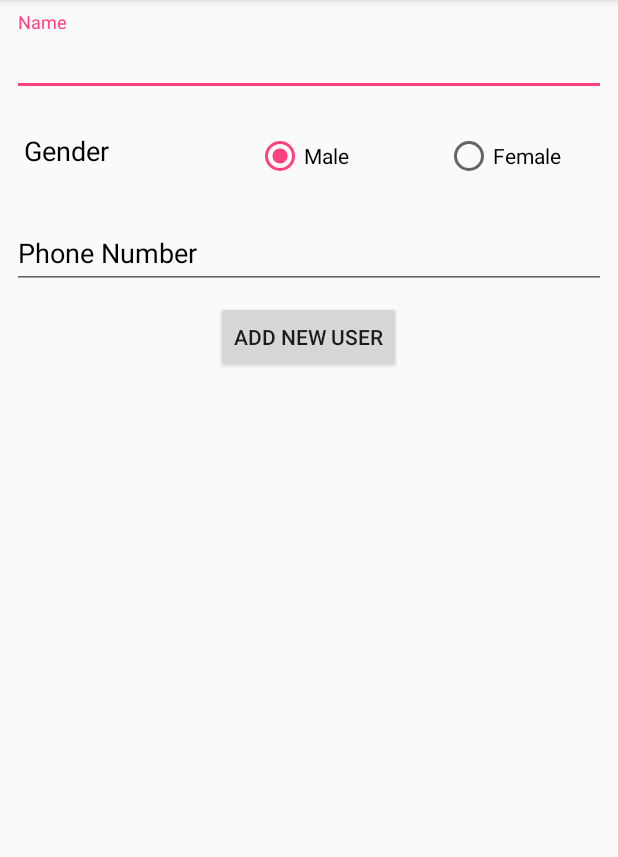
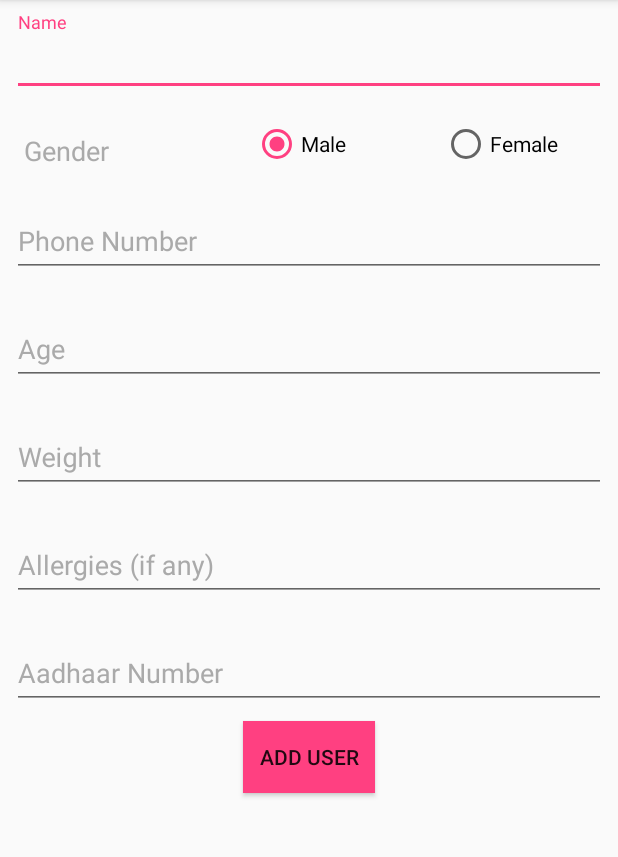
Before and after one commit to addiegupta/HackUdaipur, an Android app: the screen it shows after launch (AddUserActivity), in the options menu, after a tap on "Add New User", on a phone screen of 412 x 824 dp, the part 84-941 px from its top. Run offline under Robolectric (Android 15) with nearby library versions, the phone set to English and light mode, and no system bars; our stand-ins replace ButterKnife.

Commit message:
Add parameters for user database

```diff
--- a/app/src/main/java/com/example/android/hackudaipur/data/ListColumns.java
+++ b/app/src/main/java/com/example/android/hackudaipur/data/UserColumns.java
@@ -1,28 +1,38 @@
 package com.example.android.hackudaipur.data;
-
-import android.support.annotation.NonNull;
 
 import net.simonvt.schematic.annotation.AutoIncrement;
 import net.simonvt.schematic.annotation.DataType;
-import net.simonvt.schematic.annotation.NotNull;
 import net.simonvt.schematic.annotation.PrimaryKey;
 
 import static net.simonvt.schematic.annotation.DataType.Type.INTEGER;
+import static net.simonvt.schematic.annotation.DataType.Type.REAL;
 import static net.simonvt.schematic.annotation.DataType.Type.TEXT;
 
-public interface ListColumns {
+public interface UserColumns {
 
     @DataType(INTEGER) @PrimaryKey
     @AutoIncrement
     String _ID = "_id";
 
-    @DataType(TEXT) @NotNull
+    @DataType(TEXT)
     String NAME = "name";
 
-    @DataType(INTEGER) @NotNull
+    @DataType(TEXT)
     String PHONE = "phone";
 
-    @DataType(INTEGER) @NonNull
+    @DataType(INTEGER)
     String GENDER = "gender";
 
+    @DataType(INTEGER)
+    String AGE = "age";
+
+    @DataType(REAL)
+    String WEIGHT = "weight";
+
+    @DataType(TEXT)
+    String ALLERGY = "allergy";
+
+    @DataType(TEXT)
+    String AADHAAR = "aadhaar";
+
 }
--- a/app/src/main/java/com/example/android/hackudaipur/data/UserDatabase.java
+++ b/app/src/main/java/com/example/android/hackudaipur/data/UserDatabase.java
@@ -16,7 +16,7 @@ public final class UserDatabase {
 
     public static final int VERSION = 1;
 
-    @Table(ListColumns.class)
+    @Table(UserColumns.class)
     public static final String USERS = "users";
 
     @Table(SymptomColumns.class)
--- a/app/src/main/java/com/example/android/hackudaipur/data/UserProvider.java
+++ b/app/src/main/java/com/example/android/hackudaipur/data/UserProvider.java
@@ -20,7 +20,7 @@ public class UserProvider {
         @ContentUri(
                 path = "users",
                 type = "vnd.android.cursor.dir/user",
-                defaultSort = ListColumns.NAME + " ASC")
+                defaultSort = UserColumns.NAME + " ASC")
         public static final Uri URI_USERS = Uri.parse("content://" + AUTHORITY + "/users");
 
     }
--- a/app/src/main/java/com/example/android/hackudaipur/ui/AddUserActivity.java
+++ b/app/src/main/java/com/example/android/hackudaipur/ui/AddUserActivity.java
@@ -12,11 +12,11 @@ import android.widget.RadioGroup;
 import android.widget.Toast;
 
 import com.example.android.hackudaipur.R;
+import com.example.android.hackudaipur.data.UserColumns;
+import com.example.android.hackudaipur.data.UserProvider;
 
 import butterknife.BindView;
 import butterknife.ButterKnife;
-
-import static com.example.android.hackudaipur.data.UserProvider.AUTHORITY;
 
 
 public class AddUserActivity extends AppCompatActivity {
@@ -30,11 +30,15 @@ public class AddUserActivity extends AppCompatActivity {
     RadioGroup mGenderRadioGroup;
     @BindView(R.id.btn_add_user)
     Button mAddUserButton;
+    @BindView(R.id.et_age)
+    EditText mAgeEditText;
+    @BindView(R.id.et_weight)
+    EditText mWeightEditText;
+    @BindView(R.id.et_allergy)
+    EditText mAllergiesEditText;
+    @BindView(R.id.et_aadhaar)
+    EditText mAadhaarEditText;
 
-    private static final String KEY_NAME = "name";
-    private static final String KEY_PHONE = "phone";
-    private static final String KEY_GENDER = "gender";
-    public static final Uri URI_USERS = Uri.parse("content://" + AUTHORITY + "/users");
 
 
     @Override
@@ -54,14 +58,22 @@ public class AddUserActivity extends AppCompatActivity {
 
         //TODO Create error handling
         String name = mNameEditText.getText().toString().trim();
-        long phone = Long.valueOf(mPhoneEditText.getText().toString());
+        String phone = mPhoneEditText.getText().toString();
         boolean gender = (mGenderRadioGroup.getCheckedRadioButtonId() == R.id.rb_male);
+        int age = Integer.valueOf(mAgeEditText.getText().toString().trim());
+        float weight = Float.valueOf(mWeightEditText.getText().toString().trim());
+        String allergies = mAllergiesEditText.getText().toString().trim();
+        String aadhaar = mAadhaarEditText.getText().toString().trim();
 
         ContentValues values = new ContentValues();
-        values.put(KEY_NAME, name);
-        values.put(KEY_PHONE, phone);
-        values.put(KEY_GENDER, gender);
-        Uri insertUri = getContentResolver().insert(URI_USERS, values);
+        values.put(UserColumns.NAME, name);
+        values.put(UserColumns.PHONE, phone);
+        values.put(UserColumns.GENDER, gender);
+        values.put(UserColumns.AGE,age);
+        values.put(UserColumns.WEIGHT,weight);
+        values.put(UserColumns.ALLERGY,allergies);
+        values.put(UserColumns.AADHAAR,aadhaar);
+        Uri insertUri = getContentResolver().insert(UserProvider.Users.URI_USERS, values);
         Toast.makeText(this, name + " inserted at " + insertUri.getPath(), Toast.LENGTH_SHORT).show();
 
         PreferenceManager.getDefaultSharedPreferences(this).edit()
--- a/app/src/main/java/com/example/android/hackudaipur/ui/MainActivity.java
+++ b/app/src/main/java/com/example/android/hackudaipur/ui/MainActivity.java
@@ -25,7 +25,7 @@ import android.widget.TextView;
 import android.widget.Toast;
 
 import com.example.android.hackudaipur.R;
-import com.example.android.hackudaipur.data.ListColumns;
+import com.example.android.hackudaipur.data.UserColumns;
 
 import java.io.BufferedReader;
 import java.io.DataInputStream;
@@ -144,8 +144,8 @@ public class MainActivity extends AppCompatActivity {
                 cursor.moveToFirst();
                 boolean userSelected = false;
                 while (!cursor.isAfterLast()) {
-                    String userName = cursor.getString(cursor.getColumnIndexOrThrow(ListColumns.NAME));
-                    int id = cursor.getInt(cursor.getColumnIndexOrThrow(ListColumns._ID));
+                    String userName = cursor.getString(cursor.getColumnIndexOrThrow(UserColumns.NAME));
+                    int id = cursor.getInt(cursor.getColumnIndexOrThrow(UserColumns._ID));
 
                     if (id == selectedUserId) {
                         userSelected = true;
@@ -181,7 +181,7 @@ public class MainActivity extends AppCompatActivity {
         int selectedUserId = PreferenceManager.getDefaultSharedPreferences(this)
                 .getInt(getString(R.string.SELECTED_USER_ID), 0);
 
-        String selection = ListColumns._ID + "=?";
+        String selection = UserColumns._ID + "=?";
         String[] selectionArgs = {String.valueOf(selectedUserId)};
 
         getContentResolver().delete(URI_USERS, selection, selectionArgs);
--- a/app/src/main/java/com/example/android/hackudaipur/ui/SelectUserActivity.java
+++ b/app/src/main/java/com/example/android/hackudaipur/ui/SelectUserActivity.java
@@ -11,7 +11,7 @@ import android.support.v7.widget.RecyclerView;
 
 import com.example.android.hackudaipur.R;
 import com.example.android.hackudaipur.adapter.UserAdapter;
-import com.example.android.hackudaipur.data.ListColumns;
+import com.example.android.hackudaipur.data.UserColumns;
 import com.example.android.hackudaipur.model.User;
 
 import java.util.ArrayList;
@@ -46,8 +46,8 @@ public class SelectUserActivity extends AppCompatActivity implements UserAdapter
 
                 cursor.moveToFirst();
                 while (!cursor.isAfterLast()) {
-                    String userName = cursor.getString(cursor.getColumnIndexOrThrow(ListColumns.NAME));
-                    int id = cursor.getInt(cursor.getColumnIndexOrThrow(ListColumns._ID));
+                    String userName = cursor.getString(cursor.getColumnIndexOrThrow(UserColumns.NAME));
+                    int id = cursor.getInt(cursor.getColumnIndexOrThrow(UserColumns._ID));
 
                     mUsersList.add(new User(userName,id));
 
--- a/app/src/main/java/com/example/android/hackudaipur/ui/SymptomsActivity.java
+++ b/app/src/main/java/com/example/android/hackudaipur/ui/SymptomsActivity.java
@@ -115,6 +115,7 @@ public class SymptomsActivity extends AppCompatActivity {
 
     private void continueWithDiagnosis(boolean diagnose) {
         finish();
+
         //TODO Put symptoms data
 
         if (diagnose) {
--- a/app/src/main/res/layout/activity_add_user.xml
+++ b/app/src/main/res/layout/activity_add_user.xml
@@ -9,7 +9,7 @@
         android:layout_width="match_parent"
         android:layout_height="wrap_content"
         android:padding="8dp"
-        android:textColorHint="@android:color/black">
+        android:textColorHint="@android:color/darker_gray">
 
         <EditText
             android:id="@+id/et_user_name"
@@ -25,23 +25,23 @@
     <LinearLayout
         android:layout_width="match_parent"
         android:layout_height="wrap_content"
-        android:padding="8dp"
-        android:orientation="horizontal">
+        android:orientation="horizontal"
+        android:padding="8dp">
 
         <TextView
             android:layout_width="wrap_content"
             android:layout_height="wrap_content"
             android:layout_weight="3"
-            android:padding="8dp"
             android:text="@string/gender"
-            android:textColor="@android:color/black"
+            android:paddingTop="8dp"
+            android:paddingLeft="8dp"
+            android:textColor="@android:color/darker_gray"
             android:textSize="18sp" />
 
         <RadioGroup
             android:id="@+id/radio_group_gender"
             android:layout_width="wrap_content"
             android:layout_height="wrap_content"
-            android:layout_marginTop="8dp"
             android:layout_weight="1"
             android:checkedButton="@+id/rb_male"
             android:orientation="horizontal">
@@ -71,14 +71,82 @@
         android:layout_width="match_parent"
         android:layout_height="wrap_content"
         android:padding="8dp"
-        android:textColorHint="@android:color/black">
+        android:textColorHint="@android:color/darker_gray">
 
         <EditText
             android:id="@+id/et_phone"
             android:layout_width="match_parent"
             android:layout_height="wrap_content"
             android:hint="@string/phone"
-            android:inputType="phone"
+            android:inputType="number"
+            android:maxLines="1"
+            android:textColor="@android:color/black" />
+
+    </android.support.design.widget.TextInputLayout>
+
+    <android.support.design.widget.TextInputLayout
+        android:layout_width="match_parent"
+        android:layout_height="wrap_content"
+        android:padding="8dp"
+        android:textColorHint="@android:color/darker_gray">
+
+        <EditText
+            android:id="@+id/et_age"
+            android:layout_width="match_parent"
+            android:layout_height="wrap_content"
+            android:hint="@string/age"
+            android:inputType="number"
+            android:maxLines="1"
+            android:textColor="@android:color/black" />
+
+    </android.support.design.widget.TextInputLayout>
+
+    <android.support.design.widget.TextInputLayout
+        android:layout_width="match_parent"
+        android:layout_height="wrap_content"
+        android:padding="8dp"
+        android:textColorHint="@android:color/darker_gray">
+
+        <EditText
+            android:id="@+id/et_weight"
+            android:layout_width="match_parent"
+            android:layout_height="wrap_content"
+            android:hint="@string/weight"
+            android:inputType="numberDecimal"
+            android:maxLines="1"
+            android:textColor="@android:color/black" />
+
+    </android.support.design.widget.TextInputLayout>
+
+    <android.support.design.widget.TextInputLayout
+        android:layout_width="match_parent"
+        android:layout_height="wrap_content"
+        android:padding="8dp"
+        android:textColorHint="@android:color/darker_gray">
+
+        <EditText
+            android:id="@+id/et_allergy"
+            android:layout_width="match_parent"
+            android:layout_height="wrap_content"
+            android:hint="@string/allergies"
+            android:inputType="textCapWords"
+            android:maxLines="1"
+            android:textColor="@android:color/black" />
+
+    </android.support.design.widget.TextInputLayout>
+
+    <android.support.design.widget.TextInputLayout
+        android:layout_width="match_parent"
+        android:layout_height="wrap_content"
+        android:padding="8dp"
+        android:textColorHint="@android:color/darker_gray">
+
+        <EditText
+            android:id="@+id/et_aadhaar"
+            android:layout_width="match_parent"
+            android:layout_height="wrap_content"
+            android:hint="@string/aadhaar"
+            android:inputType="number"
             android:maxLines="1"
             android:textColor="@android:color/black" />
 
@@ -88,6 +156,7 @@
         android:id="@+id/btn_add_user"
         android:layout_width="wrap_content"
         android:layout_height="wrap_content"
+        android:background="@color/colorAccent"
         android:layout_gravity="center_horizontal"
         android:text="@string/add_user" />
 
--- a/app/src/main/res/menu/menu_main.xml
+++ b/app/src/main/res/menu/menu_main.xml
@@ -1,7 +1,7 @@
 <?xml version="1.0" encoding="utf-8"?>
 <menu xmlns:android="http://schemas.android.com/apk/res/android"
     xmlns:app="http://schemas.android.com/apk/res-auto">
-    <item android:title="@string/add_user"
+    <item android:title="@string/add_new_user"
         app:showAsAction="never"
         android:id="@+id/action_add_user"
         android:orderInCategory="1"/>
--- a/app/src/main/res/values/strings.xml
+++ b/app/src/main/res/values/strings.xml
@@ -5,7 +5,8 @@
     <string name="male">Male</string>
     <string name="female">Female</string>
     <string name="phone">Phone Number</string>
-    <string name="add_user">Add New User</string>
+    <string name="add_new_user">Add New User</string>
+    <string name="add_user">Add User</string>
     <string name="SELECTED_USER_ID">selected_user</string>
     <string name="drawer_open">drawer_open</string>
     <string name="drawer_close">drawer_close</string>
@@ -20,4 +21,8 @@
     <string name="continue_to_diagnosis_message">Do you want to continue to medical diagnosis or skip it?</string>
     <string name="skip_diagnosis">Skip Diagnosis</string>
     <string name="visit_centre">Visit your nearest Diagnosis Centre to complete the procedure</string>
+    <string name="age">Age</string>
+    <string name="weight">Weight</string>
+    <string name="allergies">Allergies (if any)</string>
+    <string name="aadhaar">Aadhaar Number</string>
 </resources>
```
